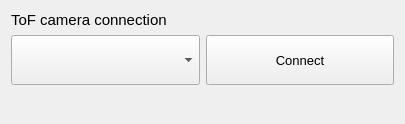
MITK/MITK, file Modules/ToFUI/Qmitk/QmitkToFConnectionWidgetControls.ui: the form before one commit.
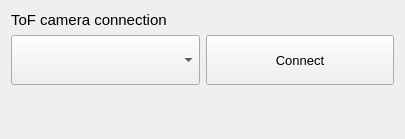
The form after the commit. Icons and pictures are not drawn. Custom widgets are drawn as their Qt base class.

Commit message: Allow configuration of Kinect camera via GUI widget. Especially switching between RGB and IR image now possible.

What changed in the file:
```diff
--- a/Modules/ToFUI/Qmitk/QmitkToFConnectionWidgetControls.ui
+++ b/Modules/ToFUI/Qmitk/QmitkToFConnectionWidgetControls.ui
@@ -7,7 +7,7 @@
     <x>0</x>
     <y>0</y>
     <width>405</width>
-    <height>124</height>
+    <height>139</height>
    </rect>
   </property>
   <property name="minimumSize">
@@ -109,6 +109,9 @@
    <item row="3" column="0" colspan="2">
     <widget class="QmitkToFMESAParameterWidget" name="m_MESAParameterWidget" native="true"/>
    </item>
+   <item row="4" column="0" colspan="2">
+    <widget class="QmitkKinectParameterWidget" name="m_KinectParameterWidget" native="true"/>
+   </item>
   </layout>
  </widget>
  <layoutdefault spacing="6" margin="11"/>
@@ -125,6 +128,12 @@
    <header>QmitkToFMESAParameterWidget.h</header>
    <container>1</container>
   </customwidget>
+  <customwidget>
+   <class>QmitkKinectParameterWidget</class>
+   <extends>QWidget</extends>
+   <header>QmitkKinectParameterWidget.h</header>
+   <container>1</container>
+  </customwidget>
  </customwidgets>
  <resources>
   <include location="../resources/QmitkToFUtilWidget.qrc"/>
```
The commit also changes 8 other files.
